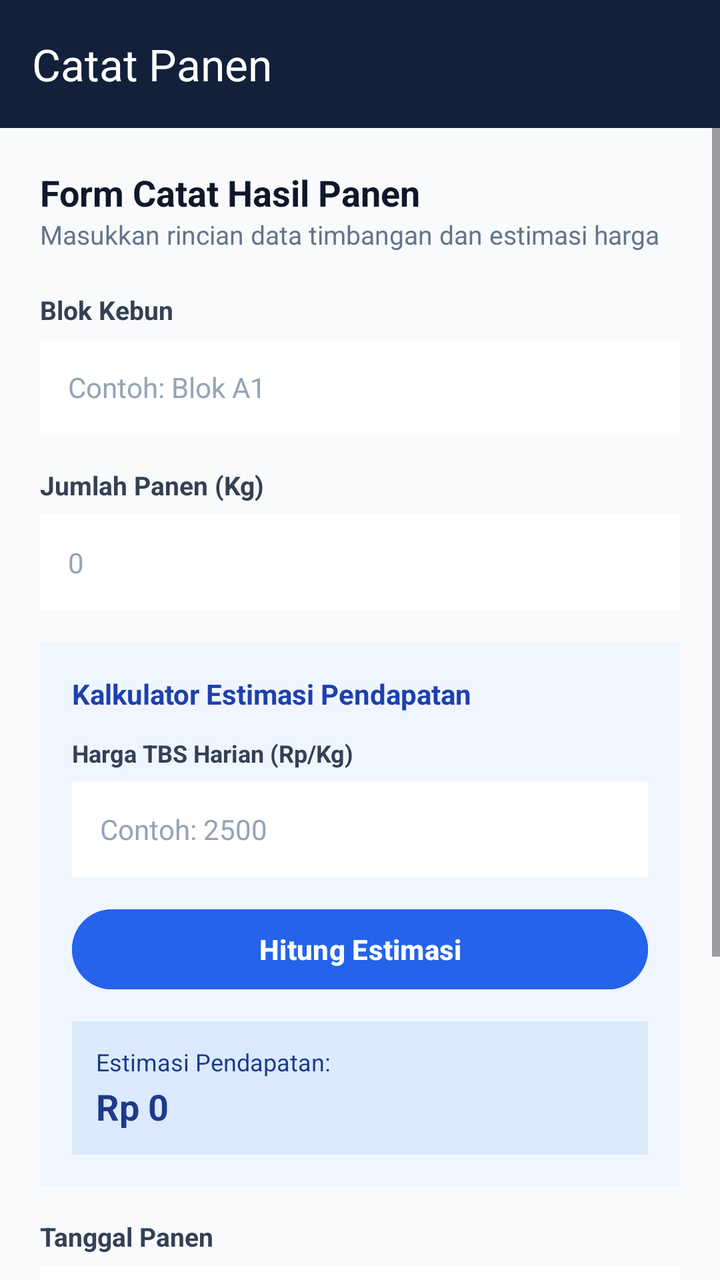
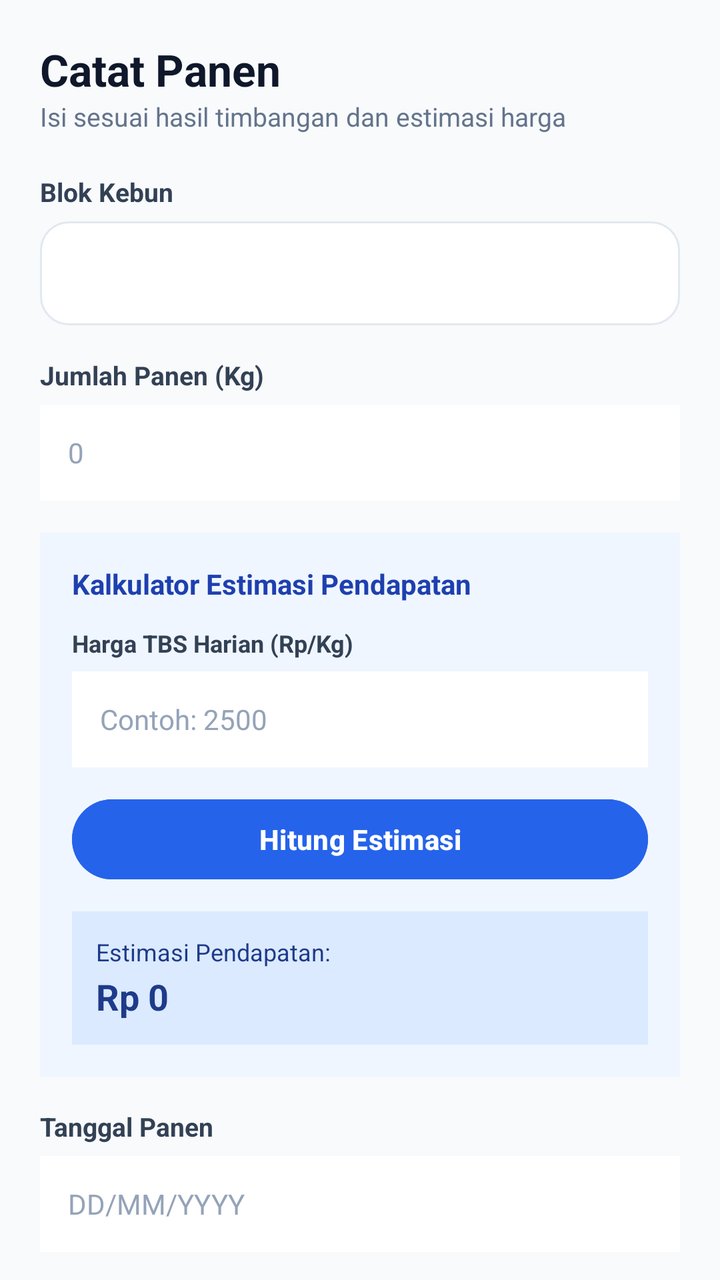

An Android layout rendered at two revisions. The XML below is the earlier revision; the diff shows what the commit changed to produce the second picture.
<!-- AndroidManifest.xml: application theme Theme.ELVOreo -->
<!-- res/layout/fragment_panen.xml -->
<?xml version="1.0" encoding="utf-8"?>
<LinearLayout xmlns:android="http://schemas.android.com/apk/res/android"
    xmlns:app="http://schemas.android.com/apk/res-auto"
    android:layout_width="match_parent"
    android:layout_height="match_parent"
    android:orientation="vertical"
    android:background="#F8FAFC">

    <androidx.appcompat.widget.Toolbar
        android:id="@+id/toolbarPanen"
        android:layout_width="match_parent"
        android:layout_height="?attr/actionBarSize"
        android:background="#12203A"
        app:title="Catat Panen"
        app:titleTextColor="#FFFFFF" />

    <ScrollView
        android:layout_width="match_parent"
        android:layout_height="match_parent"
        android:fillViewport="true">

        <LinearLayout
            android:layout_width="match_parent"
            android:layout_height="wrap_content"
            android:orientation="vertical"
            android:padding="20dp">

            
            <TextView
                android:layout_width="wrap_content"
                android:layout_height="wrap_content"
                android:text="Form Catat Hasil Panen"
                android:textColor="#0F172A"
                android:textSize="18sp"
                android:textStyle="bold" />

            <TextView
                android:layout_width="wrap_content"
                android:layout_height="wrap_content"
                android:text="Masukkan rincian data timbangan dan estimasi harga"
                android:textColor="#64748B"
                android:textSize="13sp"
                android:layout_marginBottom="20dp" />

            
            <TextView
                android:layout_width="wrap_content"
                android:layout_height="wrap_content"
                android:text="Blok Kebun"
                android:textColor="#334155"
                android:textSize="13sp"
                android:textStyle="bold"
                android:layout_marginBottom="6dp" />

            <EditText
                android:id="@+id/etBlokKebun"
                android:layout_width="match_parent"
                android:layout_height="48dp"
                android:hint="Contoh: Blok A1"
                android:textColorHint="#94A3B8"
                android:textColor="#0F172A"
                android:textSize="14sp"
                android:background="#FFFFFF"
                android:paddingHorizontal="14dp"
                android:layout_marginBottom="16dp" />

            
            <TextView
                android:layout_width="wrap_content"
                android:layout_height="wrap_content"
                android:text="Jumlah Panen (Kg)"
                android:textColor="#334155"
                android:textSize="13sp"
                android:textStyle="bold"
                android:layout_marginBottom="6dp" />

            <EditText
                android:id="@+id/etBeratPanen"
                android:layout_width="match_parent"
                android:layout_height="48dp"
                android:hint="0"
                android:textColorHint="#94A3B8"
                android:textColor="#0F172A"
                android:textSize="14sp"
                android:inputType="numberDecimal"
                android:background="#FFFFFF"
                android:paddingHorizontal="14dp"
                android:layout_marginBottom="16dp" />

            
            <LinearLayout
                android:layout_width="match_parent"
                android:layout_height="wrap_content"
                android:orientation="vertical"
                android:background="#EFF6FF"
                android:padding="16dp"
                android:layout_marginBottom="16dp">

                <TextView
                    android:layout_width="wrap_content"
                    android:layout_height="wrap_content"
                    android:text="Kalkulator Estimasi Pendapatan"
                    android:textColor="#1E40AF"
                    android:textSize="14sp"
                    android:textStyle="bold"
                    android:layout_marginBottom="12dp" />

                <TextView
                    android:layout_width="wrap_content"
                    android:layout_height="wrap_content"
                    android:text="Harga TBS Harian (Rp/Kg)"
                    android:textColor="#334155"
                    android:textSize="12sp"
                    android:textStyle="bold"
                    android:layout_marginBottom="6dp" />

                <EditText
                    android:id="@+id/etHargaTBS"
                    android:layout_width="match_parent"
                    android:layout_height="48dp"
                    android:hint="Contoh: 2500"
                    android:textColorHint="#94A3B8"
                    android:textColor="#0F172A"
                    android:textSize="14sp"
                    android:inputType="numberDecimal"
                    android:background="#FFFFFF"
                    android:paddingHorizontal="14dp"
                    android:layout_marginBottom="12dp" />

                <Button
                    android:id="@+id/btnHitungEstimasi"
                    android:layout_width="match_parent"
                    android:layout_height="48dp"
                    android:text="Hitung Estimasi"
                    android:textAllCaps="false"
                    android:textSize="14sp"
                    android:textStyle="bold"
                    android:backgroundTint="#2563EB"
                    android:textColor="#FFFFFF"
                    android:layout_marginBottom="12dp" />

                
                <LinearLayout
                    android:layout_width="match_parent"
                    android:layout_height="wrap_content"
                    android:orientation="vertical"
                    android:background="#DBEAFE"
                    android:padding="12dp">

                    <TextView
                        android:layout_width="wrap_content"
                        android:layout_height="wrap_content"
                        android:text="Estimasi Pendapatan:"
                        android:textColor="#1E3A8A"
                        android:textSize="12sp" />

                    <TextView
                        android:id="@+id/tvHasilEstimasi"
                        android:layout_width="wrap_content"
                        android:layout_height="wrap_content"
                        android:text="Rp 0"
                        android:textColor="#1E3A8A"
                        android:textSize="18sp"
                        android:textStyle="bold"
                        android:layout_marginTop="2dp" />
                </LinearLayout>

            </LinearLayout>

            
            <TextView
                android:layout_width="wrap_content"
                android:layout_height="wrap_content"
                android:text="Tanggal Panen"
                android:textColor="#334155"
                android:textSize="13sp"
                android:textStyle="bold"
                android:layout_marginBottom="6dp" />

            <EditText
                android:id="@+id/etTanggalPanen"
                android:layout_width="match_parent"
                android:layout_height="48dp"
                android:hint="DD/MM/YYYY"
                android:textColorHint="#94A3B8"
                android:textColor="#0F172A"
                android:textSize="14sp"
                android:background="#FFFFFF"
                android:paddingHorizontal="14dp"
                android:layout_marginBottom="16dp" />

            
            <TextView
                android:layout_width="wrap_content"
                android:layout_height="wrap_content"
                android:text="Catatan (Opsional)"
                android:textColor="#334155"
                android:textSize="13sp"
                android:textStyle="bold"
                android:layout_marginBottom="6dp" />

            <EditText
                android:id="@+id/etCatatan"
                android:layout_width="match_parent"
                android:layout_height="48dp"
                android:hint="Tambahkan catatan jika ada"
                android:textColorHint="#94A3B8"
                android:textColor="#0F172A"
                android:textSize="14sp"
                android:background="#FFFFFF"
                android:paddingHorizontal="14dp"
                android:layout_marginBottom="24dp" />

            
            <Button
                android:id="@+id/btnSimpan"
                android:layout_width="match_parent"
                android:layout_height="52dp"
                android:text="Simpan Data Panen"
                android:textAllCaps="false"
                android:textSize="15sp"
                android:textStyle="bold"
                android:backgroundTint="#B44B1A"
                android:textColor="#FFFFFF" />

        </LinearLayout>
    </ScrollView>
</LinearLayout>
<!-- resources referenced by this layout -->
<resources>
  <style name="Theme.ELVOreo" parent="Base.Theme.ELVOreo" />
  <style name="Base.Theme.ELVOreo" parent="Theme.Material3.DayNight.NoActionBar">
          
          
      </style>
</resources>

<!-- the commit's change to res/layout/fragment_panen.xml (unified diff, before → after) -->
@@ -1,228 +1,207 @@
 <?xml version="1.0" encoding="utf-8"?>
-<LinearLayout xmlns:android="http://schemas.android.com/apk/res/android"
-    xmlns:app="http://schemas.android.com/apk/res-auto"
+<androidx.core.widget.NestedScrollView xmlns:android="http://schemas.android.com/apk/res/android"
     android:layout_width="match_parent"
     android:layout_height="match_parent"
-    android:orientation="vertical"
-    android:background="#F8FAFC">
-
-    <androidx.appcompat.widget.Toolbar
-        android:id="@+id/toolbarPanen"
+    android:background="#F8FAFC"
+    android:fillViewport="true">
+
+    <LinearLayout
         android:layout_width="match_parent"
-        android:layout_height="?attr/actionBarSize"
-        android:background="#12203A"
-        app:title="Catat Panen"
-        app:titleTextColor="#FFFFFF" />
-
-    <ScrollView
-        android:layout_width="match_parent"
-        android:layout_height="match_parent"
-        android:fillViewport="true">
-
+        android:layout_height="wrap_content"
+        android:orientation="vertical"
+        android:padding="20dp">
+
+        
+        <TextView
+            android:layout_width="wrap_content"
+            android:layout_height="wrap_content"
+            android:text="Catat Panen"
+            android:textColor="#0F172A"
+            android:textSize="22sp"
+            android:textStyle="bold" />
+
+        <TextView
+            android:layout_width="wrap_content"
+            android:layout_height="wrap_content"
+            android:layout_marginBottom="20dp"
+            android:text="Isi sesuai hasil timbangan dan estimasi harga"
+            android:textColor="#64748B"
+            android:textSize="13sp" />
+
+        
+        <TextView
+            android:layout_width="wrap_content"
+            android:layout_height="wrap_content"
+            android:layout_marginBottom="6dp"
+            android:text="Blok Kebun"
+            android:textColor="#334155"
+            android:textSize="13sp"
+            android:textStyle="bold" />
+
+        <Spinner
+            android:id="@+id/spinnerBlokKebun"
+            android:layout_width="match_parent"
+            android:layout_height="52dp"
+            android:layout_marginBottom="16dp"
+            android:background="@drawable/bg_card_grid"
+            android:paddingHorizontal="10dp" />
+
+        
+        <TextView
+            android:layout_width="wrap_content"
+            android:layout_height="wrap_content"
+            android:layout_marginBottom="6dp"
+            android:text="Jumlah Panen (Kg)"
+            android:textColor="#334155"
+            android:textSize="13sp"
+            android:textStyle="bold" />
+
+        <EditText
+            android:id="@+id/etBeratPanen"
+            android:layout_width="match_parent"
+            android:layout_height="48dp"
+            android:layout_marginBottom="16dp"
+            android:background="#FFFFFF"
+            android:hint="0"
+            android:inputType="numberDecimal"
+            android:paddingHorizontal="14dp"
+            android:textColor="#0F172A"
+            android:textColorHint="#94A3B8"
+            android:textSize="14sp" />
+
+        
         <LinearLayout
             android:layout_width="match_parent"
             android:layout_height="wrap_content"
+            android:layout_marginBottom="16dp"
+            android:background="#EFF6FF"
             android:orientation="vertical"
-            android:padding="20dp">
-
-            
+            android:padding="16dp">
+
             <TextView
                 android:layout_width="wrap_content"
                 android:layout_height="wrap_content"
-                android:text="Form Catat Hasil Panen"
-                android:textColor="#0F172A"
-                android:textSize="18sp"
+                android:layout_marginBottom="12dp"
+                android:text="Kalkulator Estimasi Pendapatan"
+                android:textColor="#1E40AF"
+                android:textSize="14sp"
                 android:textStyle="bold" />
 
             <TextView
                 android:layout_width="wrap_content"
                 android:layout_height="wrap_content"
-                android:text="Masukkan rincian data timbangan dan estimasi harga"
-                android:textColor="#64748B"
-                android:textSize="13sp"
-                android:layout_marginBottom="20dp" />
-
-            
-            <TextView
-                android:layout_width="wrap_content"
-                android:layout_height="wrap_content"
-                android:text="Blok Kebun"
+                android:layout_marginBottom="6dp"
+                android:text="Harga TBS Harian (Rp/Kg)"
                 android:textColor="#334155"
-                android:textSize="13sp"
-                android:textStyle="bold"
-                android:layout_marginBottom="6dp" />
+                android:textSize="12sp"
+                android:textStyle="bold" />
 
             <EditText
-                android:id="@+id/etBlokKebun"
+                android:id="@+id/etHargaTBS"
                 android:layout_width="match_parent"
                 android:layout_height="48dp"
-                android:hint="Contoh: Blok A1"
+                android:layout_marginBottom="12dp"
+                android:background="#FFFFFF"
+                android:hint="Contoh: 2500"
+                android:inputType="numberDecimal"
+                android:paddingHorizontal="14dp"
+                android:textColor="#0F172A"
                 android:textColorHint="#94A3B8"
-                android:textColor="#0F172A"
-                android:textSize="14sp"
-                android:background="#FFFFFF"
-                android:paddingHorizontal="14dp"
-                android:layout_marginBottom="16dp" />
-
-            
-            <TextView
-                android:layout_width="wrap_content"
-                android:layout_height="wrap_content"
-                android:text="Jumlah Panen (Kg)"
-                android:textColor="#334155"
-                android:textSize="13sp"
-                android:textStyle="bold"
-                android:layout_marginBottom="6dp" />
-
-            <EditText
-                android:id="@+id/etBeratPanen"
+                android:textSize="14sp" />
+
+            <Button
+                android:id="@+id/btnHitungEstimasi"
                 android:layout_width="match_parent"
                 android:layout_height="48dp"
-                android:hint="0"
-                android:textColorHint="#94A3B8"
-                android:textColor="#0F172A"
+                android:layout_marginBottom="12dp"
+                android:backgroundTint="#2563EB"
+                android:text="Hitung Estimasi"
+                android:textAllCaps="false"
+                android:textColor="#FFFFFF"
                 android:textSize="14sp"
-                android:inputType="numberDecimal"
-                android:background="#FFFFFF"
-                android:paddingHorizontal="14dp"
-                android:layout_marginBottom="16dp" />
-
-            
+                android:textStyle="bold" />
+
             <LinearLayout
                 android:layout_width="match_parent"
                 android:layout_height="wrap_content"
+                android:background="#DBEAFE"
                 android:orientation="vertical"
-                android:background="#EFF6FF"
-                android:padding="16dp"
-                android:layout_marginBottom="16dp">
+                android:padding="12dp">
 
                 <TextView
                     android:layout_width="wrap_content"
                     android:layout_height="wrap_content"
-                    android:text="Kalkulator Estimasi Pendapatan"
-                    android:textColor="#1E40AF"
-                    android:textSize="14sp"
-                    android:textStyle="bold"
-                    android:layout_marginBottom="12dp" />
+                    android:text="Estimasi Pendapatan:"
+                    android:textColor="#1E3A8A"
+                    android:textSize="12sp" />
 
                 <TextView
+                    android:id="@+id/tvHasilEstimasi"
                     android:layout_width="wrap_content"
                     android:layout_height="wrap_content"
-                    android:text="Harga TBS Harian (Rp/Kg)"
-                    android:textColor="#334155"
-                    android:textSize="12sp"
-                    android:textStyle="bold"
-                    android:layout_marginBottom="6dp" />
-
-                <EditText
-                    android:id="@+id/etHargaTBS"
-                    android:layout_width="match_parent"
-                    android:layout_height="48dp"
-                    android:hint="Contoh: 2500"
-                    android:textColorHint="#94A3B8"
-                    android:textColor="#0F172A"
-                    android:textSize="14sp"
-                    android:inputType="numberDecimal"
-                    android:background="#FFFFFF"
-                    android:paddingHorizontal="14dp"
-                    android:layout_marginBottom="12dp" />
-
-                <Button
-                    android:id="@+id/btnHitungEstimasi"
-                    android:layout_width="match_parent"
-                    android:layout_height="48dp"
-                    android:text="Hitung Estimasi"
-                    android:textAllCaps="false"
-                    android:textSize="14sp"
-                    android:textStyle="bold"
-                    android:backgroundTint="#2563EB"
-                    android:textColor="#FFFFFF"
-                    android:layout_marginBottom="12dp" />
-
-                
-                <LinearLayout
-                    android:layout_width="match_parent"
-                    android:layout_height="wrap_content"
-                    android:orientation="vertical"
-                    android:background="#DBEAFE"
-                    android:padding="12dp">
-
-                    <TextView
-                        android:layout_width="wrap_content"
-                        android:layout_height="wrap_content"
-                        android:text="Estimasi Pendapatan:"
-                        android:textColor="#1E3A8A"
-                        android:textSize="12sp" />
-
-                    <TextView
-                        android:id="@+id/tvHasilEstimasi"
-                        android:layout_width="wrap_content"
-                        android:layout_height="wrap_content"
-                        android:text="Rp 0"
-                        android:textColor="#1E3A8A"
-                        android:textSize="18sp"
-                        android:textStyle="bold"
-                        android:layout_marginTop="2dp" />
-                </LinearLayout>
-
+                    android:layout_marginTop="2dp"
+                    android:text="Rp 0"
+                    android:textColor="#1E3A8A"
+                    android:textSize="18sp"
+                    android:textStyle="bold" />
             </LinearLayout>
-
-            
-            <TextView
-                android:layout_width="wrap_content"
-                android:layout_height="wrap_content"
-                android:text="Tanggal Panen"
-                android:textColor="#334155"
-                android:textSize="13sp"
-                android:textStyle="bold"
-                android:layout_marginBottom="6dp" />
-
-            <EditText
-                android:id="@+id/etTanggalPanen"
-                android:layout_width="match_parent"
-                android:layout_height="48dp"
-                android:hint="DD/MM/YYYY"
-                android:textColorHint="#94A3B8"
-                android:textColor="#0F172A"
-                android:textSize="14sp"
-                android:background="#FFFFFF"
-                android:paddingHorizontal="14dp"
-                android:layout_marginBottom="16dp" />
-
-            
-            <TextView
-                android:layout_width="wrap_content"
-                android:layout_height="wrap_content"
-                android:text="Catatan (Opsional)"
-                android:textColor="#334155"
-                android:textSize="13sp"
-                android:textStyle="bold"
-                android:layout_marginBottom="6dp" />
-
-            <EditText
-                android:id="@+id/etCatatan"
-                android:layout_width="match_parent"
-                android:layout_height="48dp"
-                android:hint="Tambahkan catatan jika ada"
-                android:textColorHint="#94A3B8"
-                android:textColor="#0F172A"
-                android:textSize="14sp"
-                android:background="#FFFFFF"
-                android:paddingHorizontal="14dp"
-                android:layout_marginBottom="24dp" />
-
-            
-            <Button
-                android:id="@+id/btnSimpan"
-                android:layout_width="match_parent"
-                android:layout_height="52dp"
-                android:text="Simpan Data Panen"
-                android:textAllCaps="false"
-                android:textSize="15sp"
-                android:textStyle="bold"
-                android:backgroundTint="#B44B1A"
-                android:textColor="#FFFFFF" />
-
         </LinearLayout>
-    </ScrollView>
-</LinearLayout>
+
+        
+        <TextView
+            android:layout_width="wrap_content"
+            android:layout_height="wrap_content"
+            android:layout_marginBottom="6dp"
+            android:text="Tanggal Panen"
+            android:textColor="#334155"
+            android:textSize="13sp"
+            android:textStyle="bold" />
+
+        <EditText
+            android:id="@+id/etTanggalPanen"
+            android:layout_width="match_parent"
+            android:layout_height="48dp"
+            android:layout_marginBottom="16dp"
+            android:background="#FFFFFF"
+            android:hint="DD/MM/YYYY"
+            android:paddingHorizontal="14dp"
+            android:textColor="#0F172A"
+            android:textColorHint="#94A3B8"
+            android:textSize="14sp" />
+
+        
+        <TextView
+            android:layout_width="wrap_content"
+            android:layout_height="wrap_content"
+            android:layout_marginBottom="6dp"
+            android:text="Catatan (Opsional)"
+            android:textColor="#334155"
+            android:textSize="13sp"
+            android:textStyle="bold" />
+
+        <EditText
+            android:id="@+id/etCatatan"
+            android:layout_width="match_parent"
+            android:layout_height="48dp"
+            android:layout_marginBottom="24dp"
+            android:background="#FFFFFF"
+            android:hint="Tambahkan catatan jika ada"
+            android:paddingHorizontal="14dp"
+            android:textColor="#0F172A"
+            android:textColorHint="#94A3B8"
+            android:textSize="14sp" />
+
+        
+        <Button
+            android:id="@+id/btnSimpan"
+            android:layout_width="match_parent"
+            android:layout_height="52dp"
+            android:backgroundTint="#B44B1A"
+            android:text="Simpan Data Panen"
+            android:textAllCaps="false"
+            android:textColor="#FFFFFF"
+            android:textSize="15sp"
+            android:textStyle="bold" />
+
+    </LinearLayout>
+</androidx.core.widget.NestedScrollView>
<!-- resource entries referenced after the edit -->
@@ -1,5 +1,15 @@
 <!-- resources referenced by this layout -->
 <resources>
+  <!-- drawable bg_card_grid (drawable) -->
+  <?xml version="1.0" encoding="utf-8"?>
+  <shape xmlns:android="http://schemas.android.com/apk/res/android"
+      android:shape="rectangle">
+      <solid android:color="#FFFFFF" />
+      <corners android:radius="14dp" />
+      <stroke
+          android:width="1dp"
+          android:color="#E2E8F0" />
+  </shape>
   <style name="Theme.ELVOreo" parent="Base.Theme.ELVOreo" />
   <style name="Base.Theme.ELVOreo" parent="Theme.Material3.DayNight.NoActionBar">
           
